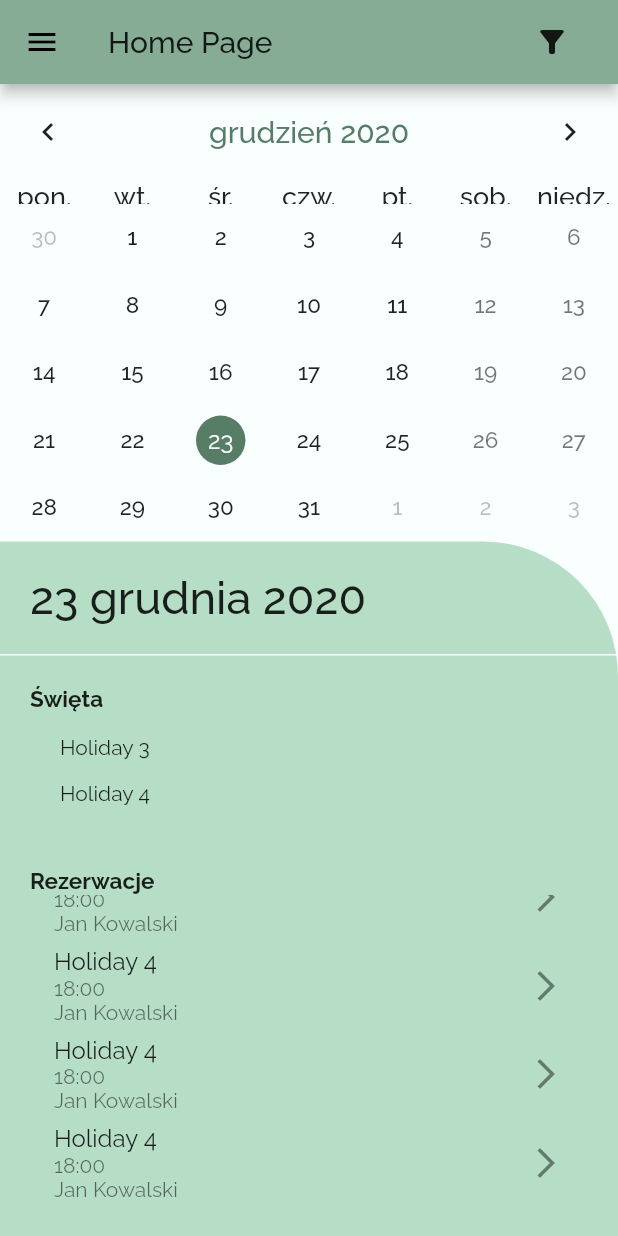
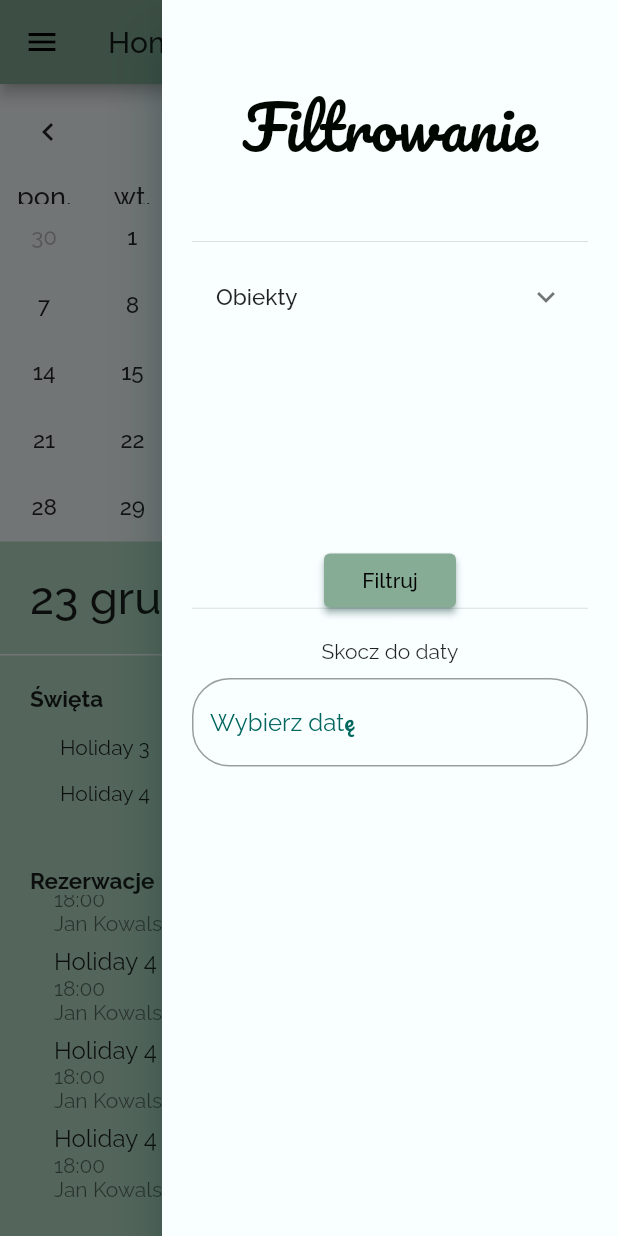
Before and after one commit to szakerx/RentalManager, a Flutter app: the screen it shows once a user with an empty profile is signed in, scrolled down 87 dp, after a tap on the "filter alt" icon, on a phone screen of 412 x 824 dp. Run offline on Flutter 3.47's test engine with Material 2 defaults, Android fonts, the phone set to English and light mode, and no system bars; drawn by our look-alikes of table_calendar; our stand-ins replace firebase_auth, firebase_core, google_fonts; accounts and stored records are empty; generated files the repository leaves out were written again.

Commit message:
Basic filter view

```diff
--- a/rental_manager_app/lib/model/remote.dart
+++ b/rental_manager_app/lib/model/remote.dart
@@ -114,7 +114,6 @@ class Remote  {
         Holiday(name: "Holiday 24")
       ],
     };
-    print("returning");
     return holidays;
   }
 
@@ -140,6 +139,9 @@ class Remote  {
     // }
     // return messageSchemes;
     return [
+      MessageScheme("1", "text text text text text text text text text text text text text text text ", "nazwa"),
+      MessageScheme("1", "text text text text text text text text text text text text text text text ", "nazwa"),
+      MessageScheme("1", "text text text text text text text text text text text text text text text ", "nazwa"),
       MessageScheme("1", "text text text text text text text text text text text text text text text ", "nazwa"),
       MessageScheme("1", "text text text text text text text text text text text text text text text ", "nazwa"),
       MessageScheme("2","text2","Nazwa2")];
--- a/rental_manager_app/lib/pages/home_page.dart
+++ b/rental_manager_app/lib/pages/home_page.dart
@@ -3,24 +3,26 @@ import 'package:firebase_auth/firebase_auth.dart';
 import 'package:flutter/material.dart';
 import 'package:rental_manager_app/widgets/calendar.dart';
 import 'package:rental_manager_app/widgets/custom_colors.dart';
+import 'package:rental_manager_app/widgets/filters_menu.dart';
 import 'package:rental_manager_app/widgets/side_menu.dart';
 
 class HomePage extends StatelessWidget {
 
-
+  final _key = GlobalKey<ScaffoldState>();
 
   @override
   Widget build(BuildContext context) {
     return Scaffold(
+      key: _key,
       drawer: SideMenuDrawer(),
+      endDrawer: FiltersMenuDrawer(),
       appBar: AppBar(
         title: Text('Home Page'),
         actions: <Widget>[
-          FlatButton(
-            child: Icon(Icons.filter_alt),
+          IconButton(
+            icon: Icon(Icons.filter_alt),
             onPressed: () {
-              //TODO filtrowanie
-              print("Filtruj");
+              _key.currentState.openEndDrawer();
             },
           ),
         ],
--- /dev/null
+++ b/rental_manager_app/lib/widgets/filters_menu.dart
@@ -0,0 +1,140 @@
+import 'dart:math';
+
+import 'package:flutter/cupertino.dart';
+import 'package:flutter/material.dart';
+import 'package:rental_manager_app/model/message_scheme.dart';
+import 'package:rental_manager_app/model/remote.dart';
+import 'package:rental_manager_app/widgets/text_input_decoration.dart';
+
+import 'custom_colors.dart';
+
+class FiltersMenuDrawer extends StatefulWidget {
+
+  @override
+  State<StatefulWidget> createState() {
+    return FiltersMenuDrawerState();
+  }
+}
+
+class FiltersMenuDrawerState extends State<FiltersMenuDrawer> {
+  String _checkedRentalObject;
+  Future<List<MessageScheme>> _reservations;
+  GlobalKey<FormFieldState> _dateInputKey = GlobalKey();
+  TextEditingController _dateController = TextEditingController();
+
+  final _today = DateTime.now();
+  DateTime _selectedDate = DateTime.now();
+
+  Future<void> _selectDate(BuildContext context) async {
+    final DateTime picked = await showDatePicker(
+        context: context,
+        initialDate: _selectedDate,
+        firstDate: DateTime(2015, 8),
+        lastDate: DateTime(2101));
+    if (picked != null && picked != _selectedDate)
+      setState(() {
+        _selectedDate = picked;
+        _dateController.text = "${_selectedDate.day}.${_selectedDate.month}.${_selectedDate.year}";
+      });
+  }
+
+  @override
+  void initState() {
+    super.initState();
+    _reservations = Remote.getMessageSchemes().then((value) {
+      _checkedRentalObject = value.first.id;
+      return value;
+    } );
+  }
+
+  @override
+  Widget build(BuildContext context) {
+    return Drawer(
+        child: Container(
+          padding: EdgeInsets.only(left: 20.0, right: 20.0),
+          child: Column(
+            children: [
+              DrawerHeader(
+                child: Center(
+                  child: Text('Filtrowanie',
+                    style: Theme.of(context).textTheme.headline1.copyWith(color: CustomColors.darkBlack),
+                  ),
+                ),
+              ),
+              Column(
+                children: [
+                  Container(
+                    height: 200.0,
+                    child: ListView(
+                      children: [
+                        FutureBuilder<List<MessageScheme>>(
+                            future: _reservations,
+                            builder: (context, snapshot) {
+                              if (snapshot.hasData) {
+                                return ExpansionTile(
+                                  title: Text("Obiekty"),
+                                  children:
+                                      () {
+                                    List<Widget> tiles = List();
+                                    for (var i = 0; i < snapshot.data.length; i++) {
+                                      Widget tile = RadioListTile(
+                                          title: Text(snapshot.data[i].name),
+                                          value: snapshot.data[i].id,
+                                          groupValue: _checkedRentalObject,
+                                          onChanged: (value) {
+                                            setState(() {
+                                              _checkedRentalObject = value;
+                                            });
+                                          });
+                                      tiles.add(tile);
+                                    }
+                                    return tiles;
+                                  }()
+                                  ,
+                                );
+                              } else if (snapshot.hasError) {
+                                return Text("Wystąpił błąd. Spróbuj ponownie później");
+                              }
+                              return Center(child: CircularProgressIndicator());
+                            }),
+                      ],
+                    ),
+                  ),
+                  Container(
+                    width: 88.0,
+                    height: 36.0,
+                    child: ElevatedButton(
+                      onPressed: () {
+                        // TODO filtruj wyniki w kalendarzu
+                      },
+                      child: Text("Filtruj"),
+                    ),
+                  )
+          ]
+              ),
+              Expanded(
+                child: Column(
+                  children: [
+                    Divider(height: 1.0,),
+                    Padding(padding: EdgeInsets.all(10.0)),
+                    Text("Skocz do daty",
+
+                    ),
+                    Padding(padding: EdgeInsets.all(5.0)),
+                    TextFormField(
+                      controller: _dateController,
+                      key: _dateInputKey,
+                      onTap: () => _selectDate(context),
+                      autofocus: false,
+                      readOnly: true,
+                      decoration: TextInputDecoration(labelText: "Wybierz datę").getInputDecoration(),
+                    )
+                  ],
+                ),
+              )
+             ],
+          )
+        )
+    );
+  }
+}
--- /dev/null
+++ b/rental_manager_app/lib/widgets/filters_state.dart
@@ -0,0 +1,3 @@
+class FiltersState {
+
+}
--- a/rental_manager_app/lib/widgets/side_menu.dart
+++ b/rental_manager_app/lib/widgets/side_menu.dart
@@ -1,9 +1,6 @@
-import 'package:firebase_auth/firebase_auth.dart';
 import 'package:flutter/cupertino.dart';
 import 'package:flutter/material.dart';
-import 'package:rental_manager_app/widgets/custom_colors.dart';
 import 'package:rental_manager_app/widgets/menu_items.dart';
-import 'package:rental_manager_app/widgets/text_with_icon.dart';
 
 class SideMenuDrawer extends StatelessWidget {
   @override
@@ -14,5 +11,4 @@ class SideMenuDrawer extends StatelessWidget {
       )
     );
   }
-
 }
```
